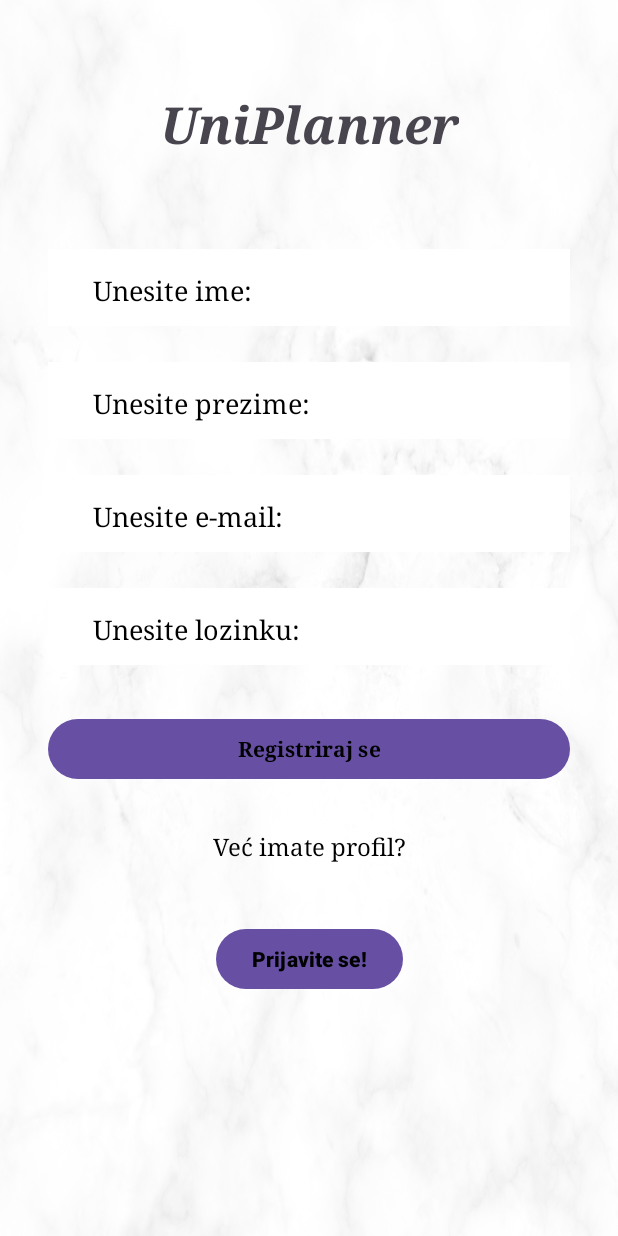
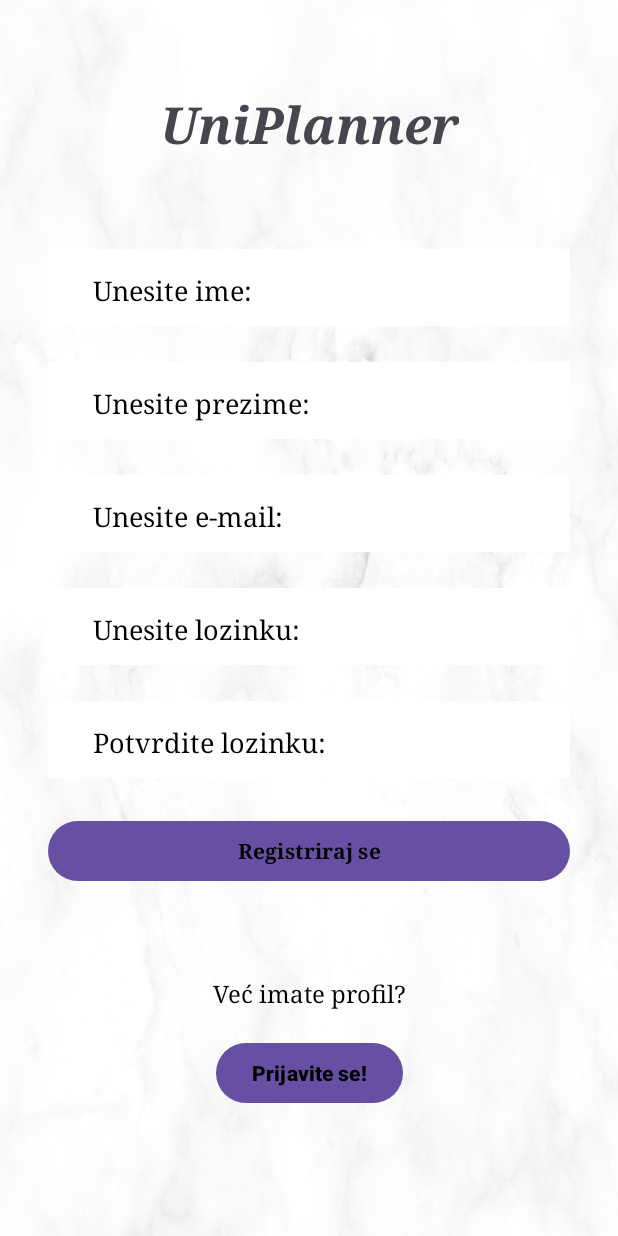
Before and after one commit to elizabetabeta/UniPlanner, an Android app: the screen it shows after launch (RegisterActivity), after a tap on "Registriraj se", on a phone screen of 412 x 824 dp. Run offline under Robolectric (Android 15) with nearby library versions, the phone set to English and light mode, and no system bars; our stand-ins replace Firebase (no records; nobody signed in at launch, a user with empty details on screens opened directly).

Commit message:
User Model, povezana registracija s firebase, provjera lozinke, automatski fill email-a nakon registracije

```diff
--- a/app/src/main/java/ba/sum/fpmoz/uniplanner/MainActivity.java
+++ b/app/src/main/java/ba/sum/fpmoz/uniplanner/MainActivity.java
@@ -26,10 +26,21 @@ public class MainActivity extends AppCompatActivity {
         mAuth = FirebaseAuth.getInstance();
         Intent i = new Intent(getApplicationContext(), SecondActivity.class);
         Intent a = new Intent(getApplicationContext(), RegisterActivity.class);
+        boolean registrationSuccess = getIntent().getBooleanExtra("registrationSuccess", false);
+        String registeredEmail = getIntent().getStringExtra("registeredEmail");
 
         EditText emailTxt = findViewById(R.id.email);
         EditText passwordTxt = findViewById(R.id.password);
         Button loginBtn = findViewById(R.id.loginBtn);
+
+        if (registeredEmail != null && !registeredEmail.isEmpty()) {
+            emailTxt.setText(registeredEmail);
+        }
+
+        if (registrationSuccess) {
+
+            Toast.makeText(this, "Uspješno ste se registrirali. Dobrodošli! Molimo unesite lozinku.", Toast.LENGTH_SHORT).show();
+        }
 
         loginBtn.setOnClickListener(new View.OnClickListener() {
             @Override
@@ -50,7 +61,7 @@ public class MainActivity extends AppCompatActivity {
                         } else {
                             Toast.makeText(
                                     getApplicationContext(),
-                                    "PANIKA PANIKAAA nesuspjesna prijavaaaaa",
+                                    "Neuspjesna prijava!",
                                     Toast.LENGTH_SHORT).show();
                         }
                     }
@@ -58,7 +69,6 @@ public class MainActivity extends AppCompatActivity {
             }
         });
 
-        // Move this block outside of the loginBtn OnClickListener
         TextView btn = findViewById(R.id.registerButton);
         btn.setOnClickListener(new View.OnClickListener() {
             @Override
--- a/app/src/main/java/ba/sum/fpmoz/uniplanner/RegisterActivity.java
+++ b/app/src/main/java/ba/sum/fpmoz/uniplanner/RegisterActivity.java
@@ -1,24 +1,81 @@
 package ba.sum.fpmoz.uniplanner;
-
-import androidx.appcompat.app.AppCompatActivity;
 
 import android.content.Intent;
 import android.os.Bundle;
 import android.view.View;
+import android.widget.Button;
+import android.widget.EditText;
 import android.widget.TextView;
+import android.widget.Toast;
+
+import androidx.annotation.NonNull;
+import androidx.appcompat.app.AppCompatActivity;
+
+import com.google.android.gms.tasks.OnCompleteListener;
+import com.google.android.gms.tasks.Task;
+import com.google.firebase.auth.AuthResult;
+import com.google.firebase.auth.FirebaseAuth;
+import com.google.firebase.database.DatabaseReference;
+import com.google.firebase.database.FirebaseDatabase;
+
+import ba.sum.fpmoz.uniplanner.models.User;
 
 public class RegisterActivity extends AppCompatActivity {
+
+    private FirebaseAuth firebaseAuth;
+    private DatabaseReference databaseReference;
 
     @Override
     protected void onCreate(Bundle savedInstanceState) {
         super.onCreate(savedInstanceState);
         setContentView(R.layout.activity_register);
 
-        TextView btn=findViewById(R.id.button2);
-        btn.setOnClickListener(new View.OnClickListener() {
+        firebaseAuth = FirebaseAuth.getInstance();
+        databaseReference = FirebaseDatabase.getInstance().getReference("Users");
+
+        Button registerButton = findViewById(R.id.btnregistracija);
+        registerButton.setOnClickListener(new View.OnClickListener() {
             @Override
             public void onClick(View view) {
-                startActivity(new Intent(RegisterActivity.this,MainActivity.class));
+                String firstname = ((EditText) findViewById(R.id.Unesiime)).getText().toString();
+                String lastname = ((EditText) findViewById(R.id.Unesiprezime)).getText().toString();
+                String email = ((EditText) findViewById(R.id.Unesiemail)).getText().toString();
+                String password = ((EditText) findViewById(R.id.Unesilozinku)).getText().toString();
+                String confirmPassword = ((EditText) findViewById(R.id.ConfirmUnesilozinku)).getText().toString();
+
+                if (!password.equals(confirmPassword)) {
+                    Toast.makeText(RegisterActivity.this, "Lozinke se ne podudaraju.", Toast.LENGTH_SHORT).show();
+                    return;
+                }
+
+                firebaseAuth.createUserWithEmailAndPassword(email, password)
+                        .addOnCompleteListener(RegisterActivity.this, new OnCompleteListener<AuthResult>() {
+                            @Override
+                            public void onComplete(@NonNull Task<AuthResult> task) {
+                                if (task.isSuccessful()) {
+                                    String userId = firebaseAuth.getCurrentUser().getUid();
+                                    User user = new User(firstname, lastname, email, "");
+                                    databaseReference.child(userId).setValue(user);
+
+                                    Toast.makeText(RegisterActivity.this, "Uspješna registracija.", Toast.LENGTH_SHORT).show();
+
+                                    Intent intent = new Intent(RegisterActivity.this, MainActivity.class);
+                                    intent.putExtra("registrationSuccess", true);
+                                    intent.putExtra("registeredEmail", email);
+                                    startActivity(intent);
+                                } else {
+                                    Toast.makeText(RegisterActivity.this, "Neuspješna registracija.", Toast.LENGTH_SHORT).show();
+                                }
+                            }
+                        });
+            }
+        });
+
+        TextView loginButton = findViewById(R.id.button2);
+        loginButton.setOnClickListener(new View.OnClickListener() {
+            @Override
+            public void onClick(View view) {
+                startActivity(new Intent(RegisterActivity.this, MainActivity.class));
             }
         });
     }
--- a/app/src/main/res/layout/activity_register.xml
+++ b/app/src/main/res/layout/activity_register.xml
@@ -105,7 +105,7 @@
         android:ems="10"
         android:fontFamily="serif"
         android:hint="Unesite lozinku:"
-        android:inputType="text"
+        android:inputType="textPassword"
         android:paddingLeft="30dp"
         android:paddingTop="15dp"
         android:paddingRight="12dp"
@@ -117,12 +117,35 @@
         app:layout_constraintStart_toStartOf="@+id/Unesiemail"
         app:layout_constraintTop_toBottomOf="@+id/Unesiemail" />
 
+    <EditText
+        android:id="@+id/ConfirmUnesilozinku"
+        android:layout_width="0dp"
+        android:layout_height="wrap_content"
+        android:layout_marginTop="24dp"
+        android:background="@color/cardview_light_background"
+        android:drawablePadding="10dp"
+        android:ems="10"
+        android:fontFamily="serif"
+        android:hint="Potvrdite lozinku:"
+        android:inputType="textPassword"
+        android:paddingLeft="30dp"
+        android:paddingTop="15dp"
+        android:paddingRight="12dp"
+        android:paddingBottom="12dp"
+        android:textColor="@color/black"
+        android:textColorHighlight="@color/black"
+        android:textColorHint="@color/black"
+        app:layout_constraintEnd_toEndOf="@+id/Unesilozinku"
+        app:layout_constraintStart_toStartOf="@+id/Unesilozinku"
+        app:layout_constraintTop_toBottomOf="@+id/Unesilozinku" />
+
+
     <Button
         android:id="@+id/btnregistracija"
         android:layout_width="match_parent"
         android:layout_height="wrap_content"
         android:layout_marginStart="32dp"
-        android:layout_marginTop="32dp"
+        android:layout_marginTop="100dp"
         android:layout_marginEnd="32dp"
         android:fontFamily="serif"
         android:text="Registriraj se"
@@ -131,6 +154,7 @@
         android:textColorHint="@color/black"
         android:textStyle="normal|bold"
         app:layout_constraintEnd_toEndOf="@+id/Unesilozinku"
+        app:layout_constraintHorizontal_bias="0.25"
         app:layout_constraintStart_toStartOf="@+id/Unesilozinku"
         app:layout_constraintTop_toBottomOf="@+id/Unesilozinku"
         app:rippleColor="@color/black" />
@@ -140,7 +164,7 @@
         android:layout_width="0dp"
         android:layout_height="wrap_content"
         android:layout_marginStart="32dp"
-        android:layout_marginTop="20dp"
+        android:layout_marginTop="50dp"
         android:layout_marginEnd="32dp"
         android:height="40dp"
         android:fontFamily="serif"
@@ -160,7 +184,7 @@
         android:layout_width="wrap_content"
         android:layout_height="wrap_content"
         android:layout_marginStart="32dp"
-        android:layout_marginTop="32dp"
+        android:layout_marginTop="10dp"
         android:layout_marginEnd="32dp"
         android:text="Prijavite se!"
         android:textColor="@color/black"
--- a/app/src/main/res/layout/activity_second.xml
+++ b/app/src/main/res/layout/activity_second.xml
@@ -4,6 +4,7 @@
     xmlns:tools="http://schemas.android.com/tools"
     android:layout_width="match_parent"
     android:layout_height="match_parent"
+    android:background="@drawable/pozadina1"
     tools:context=".SecondActivity">
 
     <LinearLayout
```
